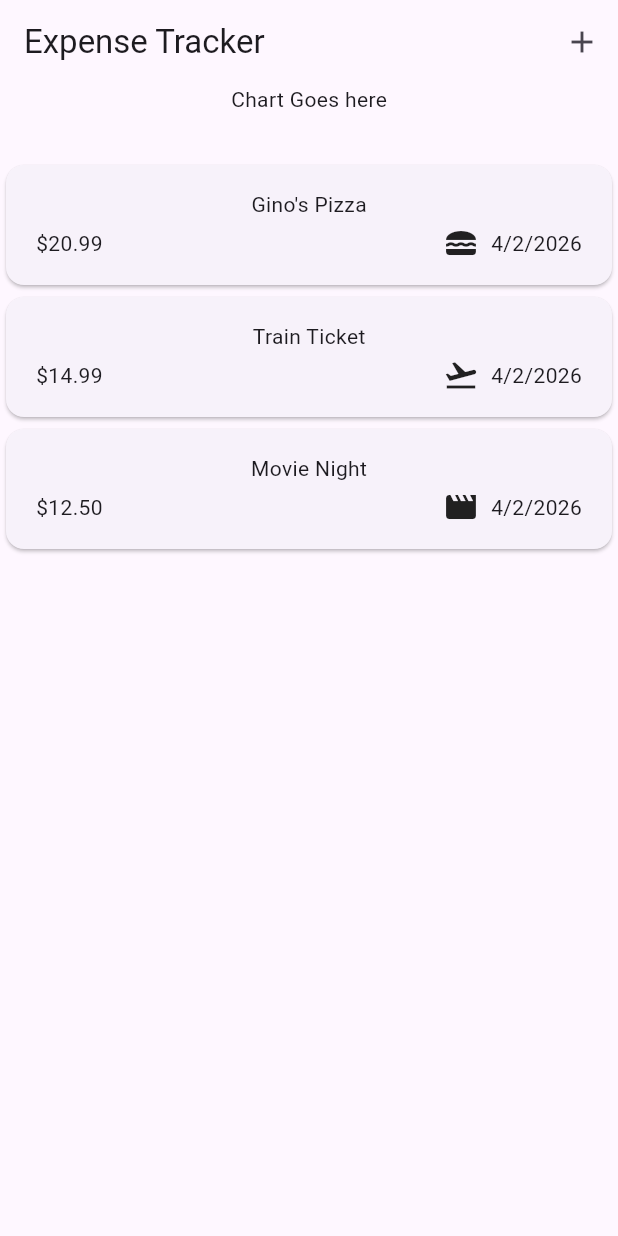
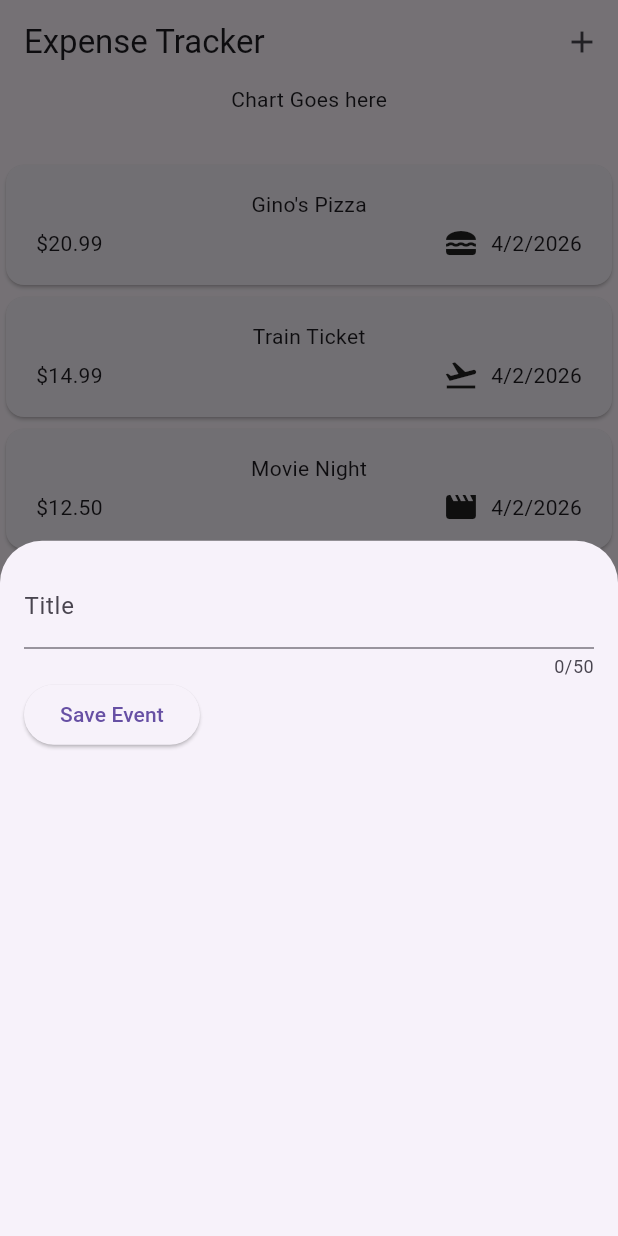
Before and after one commit to Shankalpa-D/expense_tracker1, a Flutter app: the screen it shows after launch, after a tap on the "add" icon, on a phone screen of 412 x 824 dp. Run offline on Flutter 3.47's test engine with Material 3 defaults, Android fonts, the phone set to English and light mode, and no system bars.

Commit message:
added text field and controller

```diff
--- a/lib/widgits/expenses.dart
+++ b/lib/widgits/expenses.dart
@@ -1,5 +1,6 @@
 import 'package:expense_tracker1/models/expense.dart';
 import 'package:expense_tracker1/widgits/expenses_list/expenses_list.dart';
+import 'package:expense_tracker1/widgits/new_expense.dart';
 import 'package:flutter/material.dart';
 
 class Expenses extends StatefulWidget {
@@ -10,6 +11,10 @@
 }
 
 class _ExpensesState extends State<Expenses> {
+  void _openAddExpenseOverlay() {
+    showModalBottomSheet(context: context, builder: (ctx) => NewExpense());
+  }
+
   final List<Expense> _registeredExpenses = [
     Expense(
       title: "Gino's Pizza",
@@ -37,7 +42,12 @@
       appBar: AppBar(
         title: const Text('Expense Tracker'),
 
-        actions: [IconButton(icon: const Icon(Icons.add), onPressed: () {})],
+        actions: [
+          IconButton(
+            icon: const Icon(Icons.add),
+            onPressed: _openAddExpenseOverlay,
+          ),
+        ],
       ),
       body: Column(
         children: [
--- /dev/null
+++ b/lib/widgits/new_expense.dart
@@ -0,0 +1,37 @@
+import 'package:flutter/material.dart';
+
+class NewExpense extends StatefulWidget {
+  const NewExpense({super.key});
+
+  State<NewExpense> createState() => _NewExpenseState();
+}
+
+class _NewExpenseState extends State<NewExpense> {
+  final _titleController = TextEditingController();
+  @override
+  Widget build(BuildContext context) {
+    return Padding(
+      padding: EdgeInsetsGeometry.all(16),
+      child: Column(
+        children: [
+          TextField(
+            controller: _titleController,
+            maxLength: 50,
+            keyboardType: TextInputType.name,
+            decoration: InputDecoration(label: Text('Title')),
+          ),
+          Row(
+            children: [
+              ElevatedButton(
+                onPressed: () {
+                  print(_titleController.text);
+                },
+                child: Text("Save Event"),
+              ),
+            ],
+          ),
+        ],
+      ),
+    );
+  }
+}
```
